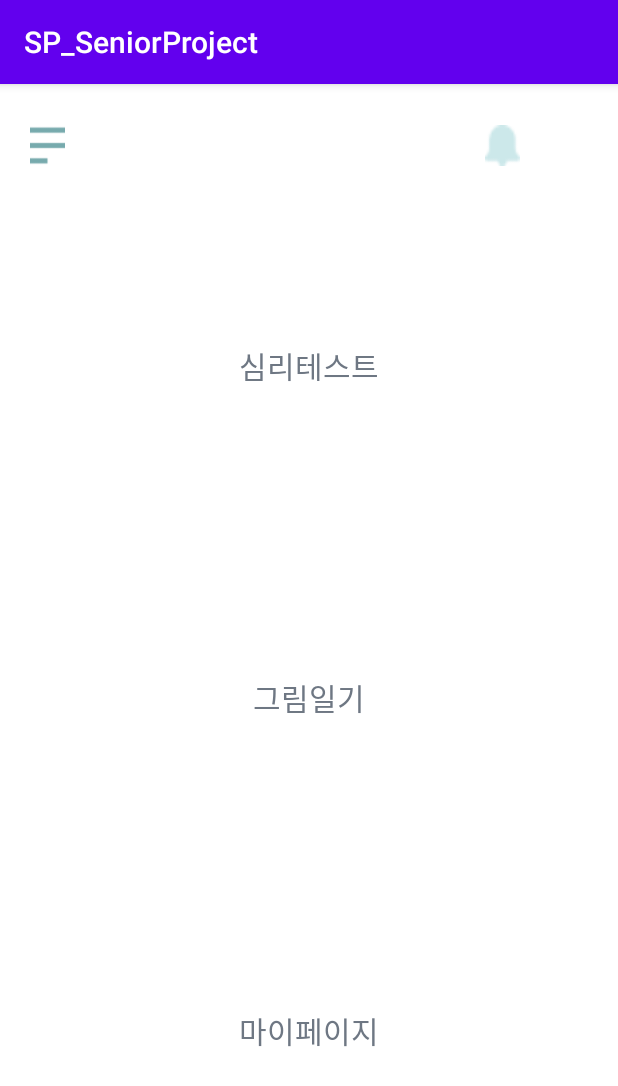
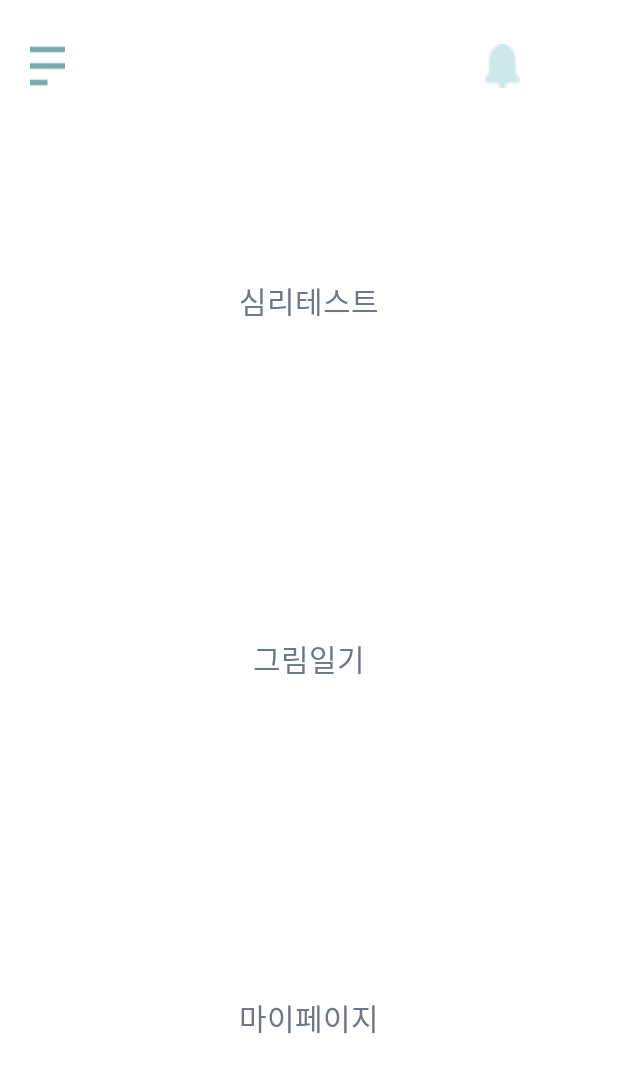
Before and after one commit to whfwkr2020/Psychological-Projective-Drawings-analysis-app, an Android app: the screen it shows after launch (MainActivity), on a phone screen of 412 x 824 dp. Shown: the top 1086 px of the screen. Run offline under Robolectric (Android 15) with nearby library versions, the phone set to English and light mode, and no system bars.

Commit message:
Update styles.xml

```diff
--- a/SP_SeniorProject/app/src/main/res/values/styles.xml
+++ b/SP_SeniorProject/app/src/main/res/values/styles.xml
@@ -1,7 +1,7 @@
 <resources>
 
     <!-- Base application theme. -->
-    <style name="AppTheme" parent="Theme.AppCompat.Light.DarkActionBar">
+    <style name="AppTheme" parent="Theme.AppCompat.NoActionBar">
         <!-- Customize your theme here. -->
         <item name="colorPrimary">@color/colorPrimary</item>
         <item name="colorPrimaryDark">@color/colorPrimaryDark</item>
```
